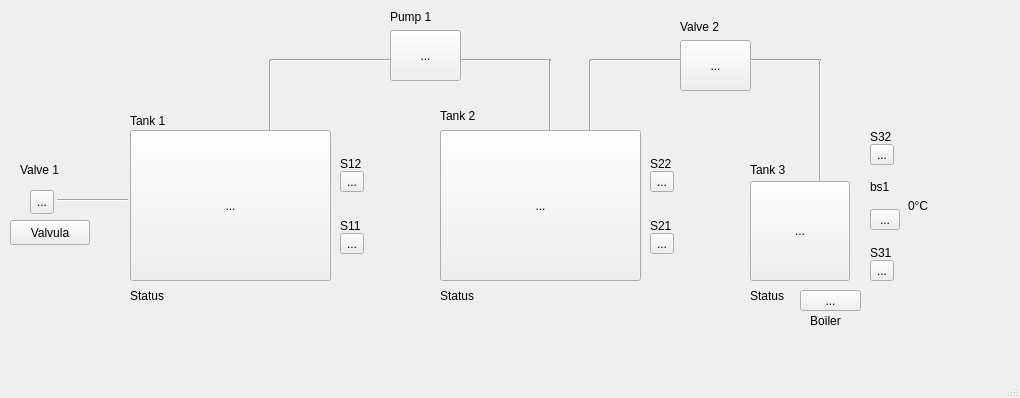
Above: firmware/x86_gnu_qt_gui/ap/mainwindow.ui from TrabalhosPUCPR/AtividadeTanquesDeAgua before the change. Below: the same form after it.
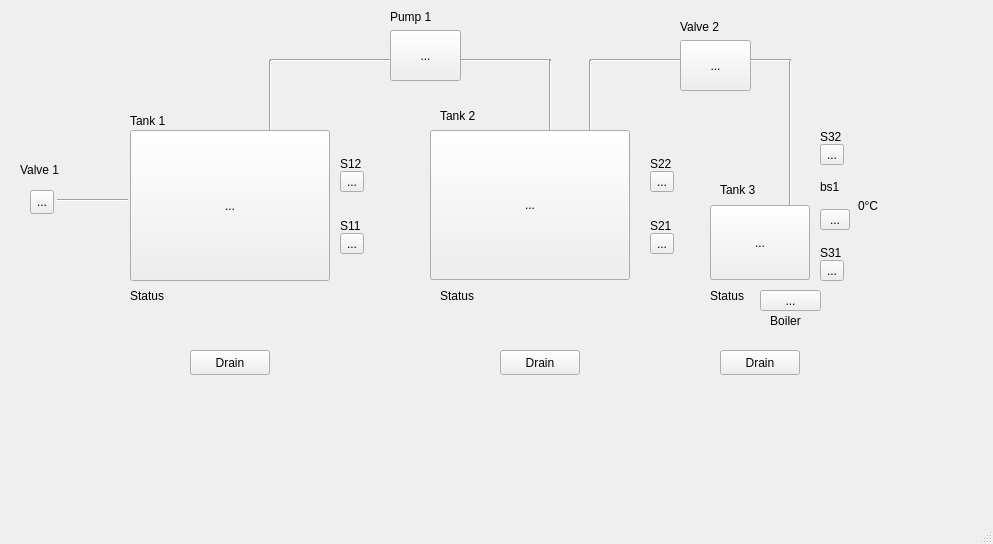
That is the form after the change. Custom widgets are drawn as their Qt base class.

What changed in the file:
```diff
--- a/firmware/x86_gnu_qt_gui/ap/mainwindow.ui
+++ b/firmware/x86_gnu_qt_gui/ap/mainwindow.ui
@@ -6,8 +6,8 @@
    <rect>
     <x>0</x>
     <y>0</y>
-    <width>1020</width>
-    <height>398</height>
+    <width>993</width>
+    <height>544</height>
    </rect>
   </property>
   <property name="windowTitle">
@@ -120,10 +120,10 @@
    <widget class="Line" name="line_5">
     <property name="geometry">
      <rect>
-      <x>810</x>
+      <x>780</x>
       <y>60</y>
       <width>20</width>
-      <height>121</height>
+      <height>151</height>
      </rect>
     </property>
     <property name="orientation">
@@ -199,7 +199,7 @@
      <rect>
       <x>750</x>
       <y>50</y>
-      <width>71</width>
+      <width>41</width>
       <height>20</height>
      </rect>
     </property>
@@ -210,10 +210,10 @@
    <widget class="cedaTank" name="toolButton_tank3">
     <property name="geometry">
      <rect>
-      <x>750</x>
-      <y>181</y>
+      <x>710</x>
+      <y>205</y>
       <width>100</width>
-      <height>100</height>
+      <height>75</height>
      </rect>
     </property>
     <property name="sizePolicy">
@@ -224,8 +224,8 @@
     </property>
     <property name="minimumSize">
      <size>
-      <width>100</width>
-      <height>100</height>
+      <width>0</width>
+      <height>0</height>
      </size>
     </property>
     <property name="text">
@@ -235,7 +235,7 @@
    <widget class="Led" name="h1">
     <property name="geometry">
      <rect>
-      <x>800</x>
+      <x>760</x>
       <y>290</y>
       <width>61</width>
       <height>21</height>
@@ -257,7 +257,7 @@
    <widget class="QLabel" name="label_boiler">
     <property name="geometry">
      <rect>
-      <x>800</x>
+      <x>760</x>
       <y>310</y>
       <width>51</width>
       <height>21</height>
@@ -273,8 +273,8 @@
    <widget class="QLabel" name="label_6">
     <property name="geometry">
      <rect>
-      <x>750</x>
-      <y>160</y>
+      <x>720</x>
+      <y>180</y>
       <width>51</width>
       <height>20</height>
      </rect>
@@ -292,7 +292,7 @@
    <widget class="QWidget" name="layoutWidget">
     <property name="geometry">
      <rect>
-      <x>870</x>
+      <x>820</x>
       <y>130</y>
       <width>98</width>
       <height>151</height>
@@ -478,7 +478,7 @@
      <rect>
       <x>130</x>
       <y>130</y>
-      <width>201</width>
+      <width>200</width>
       <height>151</height>
      </rect>
     </property>
@@ -604,10 +604,10 @@
    <widget class="cedaTank" name="toolButton_tank2">
     <property name="geometry">
      <rect>
-      <x>440</x>
+      <x>430</x>
       <y>130</y>
-      <width>201</width>
-      <height>151</height>
+      <width>200</width>
+      <height>150</height>
      </rect>
     </property>
     <property name="sizePolicy">
@@ -732,14 +732,14 @@
    <widget class="QPushButton" name="pushButton_valve">
     <property name="geometry">
      <rect>
-      <x>10</x>
-      <y>220</y>
+      <x>720</x>
+      <y>350</y>
       <width>80</width>
       <height>25</height>
      </rect>
     </property>
     <property name="text">
-     <string>Valvula</string>
+     <string>Drain</string>
     </property>
     <property name="checkable">
      <bool>false</bool>
@@ -777,9 +777,9 @@
    <widget class="QLabel" name="label_tank3_status">
     <property name="geometry">
      <rect>
-      <x>750</x>
+      <x>710</x>
       <y>280</y>
-      <width>101</width>
+      <width>41</width>
       <height>31</height>
      </rect>
     </property>
@@ -787,6 +787,44 @@
      <string>Status</string>
     </property>
    </widget>
+   <widget class="QPushButton" name="pushButton_drainTank2">
+    <property name="geometry">
+     <rect>
+      <x>500</x>
+      <y>350</y>
+      <width>80</width>
+      <height>25</height>
+     </rect>
+    </property>
+    <property name="text">
+     <string>Drain</string>
+    </property>
+    <property name="checkable">
+     <bool>false</bool>
+    </property>
+    <property name="checked">
+     <bool>false</bool>
+    </property>
+   </widget>
+   <widget class="QPushButton" name="pushButton_drainTank1">
+    <property name="geometry">
+     <rect>
+      <x>190</x>
+      <y>350</y>
+      <width>80</width>
+      <height>25</height>
+     </rect>
+    </property>
+    <property name="text">
+     <string>Drain</string>
+    </property>
+    <property name="checkable">
+     <bool>false</bool>
+    </property>
+    <property name="checked">
+     <bool>false</bool>
+    </property>
+   </widget>
    <zorder>line_7</zorder>
    <zorder>line_3</zorder>
    <zorder>line</zorder>
```
Left out of the diff: 8 changed lines with no effect on the pictures.
